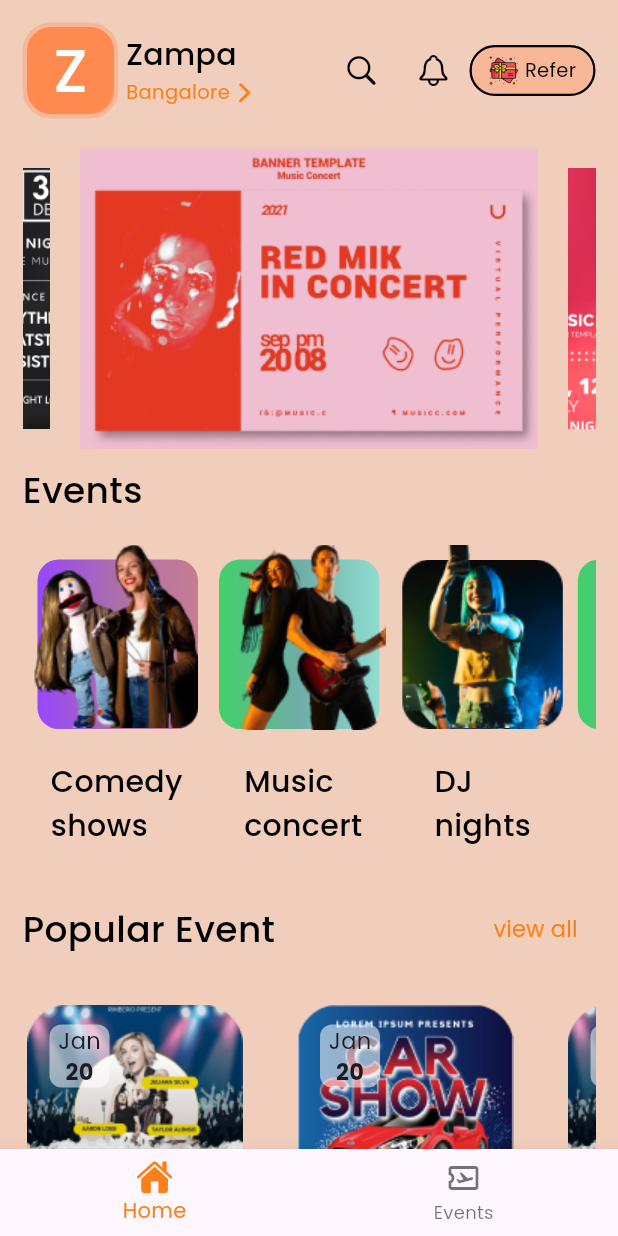
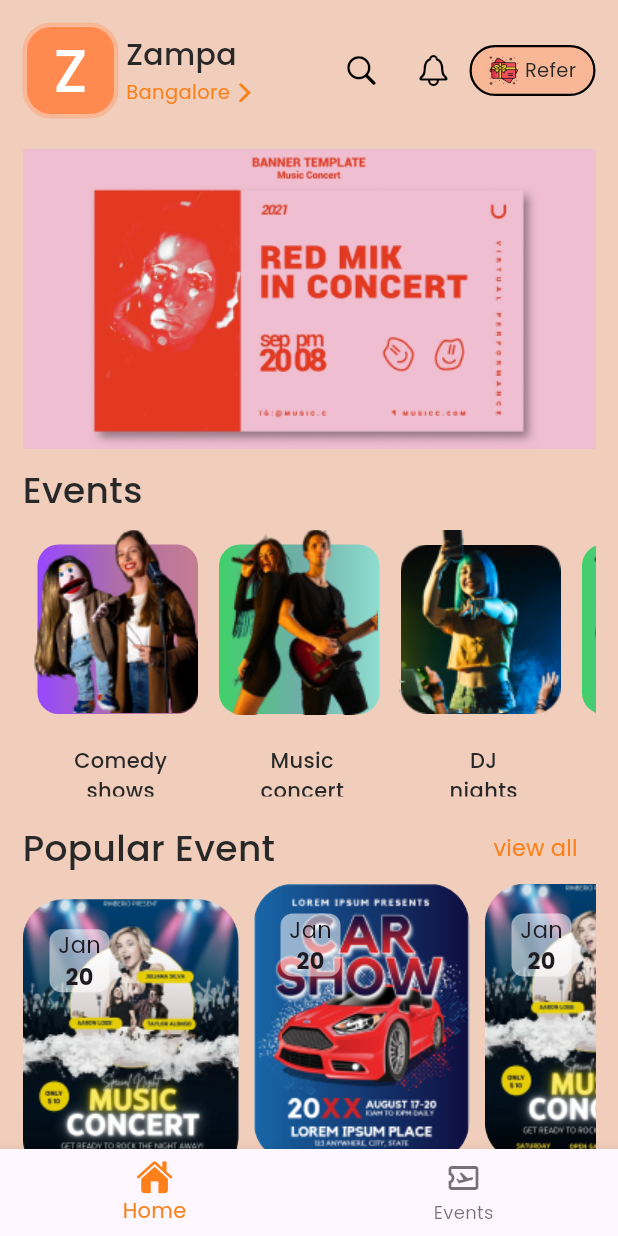
Before and after one commit to Sahi552/BookMyTicket, a Flutter app: the screen it shows after launch, on a phone screen of 412 x 824 dp. Run offline on Flutter 3.47's test engine with Material 3 defaults, Android fonts, the phone set to English and light mode, and no system bars; drawn by our look-alikes of carousel_slider.

Commit message:
eleventh commit

```diff
--- a/lib/utils/theme.dart
+++ b/lib/utils/theme.dart
@@ -7,7 +7,7 @@ class AppTheme {
   static Color iconBoxColor = Color(0xFFFF8A50);
   static Color footerColor = Color(0xFFFC8019);
   static Color iconTextColor = Colors.white;
-  static Color headingColor = Colors.black;
+  static Color headingColor = Color(0xff282828);
 
   //styles
   static TextStyle iconText = TextStyle(
@@ -35,8 +35,27 @@ class AppTheme {
   );
 
   static TextStyle eventText = TextStyle(
-    fontSize: 20,
+    fontSize: 14,
     color: headingColor,
     fontWeight: FontWeight.w500,
   );
+
+  static TextStyle eventFooter = TextStyle(
+    fontSize: 10,
+    color: Color(0xff808080),
+    fontWeight: FontWeight.w300,
+  );
+
+  static TextStyle premiumoffer = TextStyle(
+    fontSize: 15,
+    color: headingColor,
+    fontWeight: FontWeight.w300,
+  );
+
+  static TextStyle premiumhighlights = TextStyle(
+    fontSize: 20,
+    color: Color(0xff8B39FF),
+    fontWeight: FontWeight.w700,
+
+  );
 }
--- a/lib/view/pages/home_screen.dart
+++ b/lib/view/pages/home_screen.dart
@@ -37,11 +37,9 @@ class _HomeScreenState extends State<HomeScreen> {
               "Events",
               style: AppTheme.heading,
             ),
-            SizedBox(height: 20),
+            SizedBox(height: 10),
             Event(),
-            SizedBox(height: 20),
             Expand(event: "Popular Event", expand: () {}),
-            SizedBox(height: 20),
             PopularEvent(),
             SizedBox(height: 20),
             PremiumContainer(),
@@ -50,7 +48,6 @@ class _HomeScreenState extends State<HomeScreen> {
             Freeevent(),
             SizedBox(height: 20),
             Expand(event: "Watched Event", expand: () {}),
-            SizedBox(height: 20),
             Watchedevent(),
             SizedBox(height: 20),
             Row(
--- a/lib/view/widgets/event.dart
+++ b/lib/view/widgets/event.dart
@@ -18,7 +18,7 @@ class Event extends StatelessWidget {
           children: [
             Events(
               eventImage: Assest.event1,
-              eventText: "Comedy \nshows",
+              eventText: "Comedy shows",
               gratient1: Color(0xff9747FF),
               gratient2: Color(0xffAD6FA6),
               gratient3: Color(0xffC67D93),
@@ -26,29 +26,29 @@ class Event extends StatelessWidget {
             ),
             Events(
               eventImage: Assest.event2,
-              eventText: "Music \nconcert",
+              eventText: "Music concert",
               gratient1: Color(0xff40D169),
               gratient2: Color(0xff6FADA7),
               gratient3: Color(0xff8FDDD0),
-              offset: Offset(3, -16),
+              offset: Offset(-2, -16),
             ),
             Events(
               eventImage: Assest.event3_2,
-              eventText: "DJ \nnights",
+              eventText: "DJ nights",
               gratient1: Color(0xff9747FF),
               gratient2: Color(0xffAD6FA6),
               gratient3: Color(0xffC67D93),
-              offset: Offset(3, -23),
+              offset: Offset(-15, -23),
               eventoptional: true,
               optional: Assest.event3_1,
             ),
             Events(
               eventImage: Assest.event2,
-              eventText: "Music \nconcert",
+              eventText: "Music concert",
               gratient1: Color(0xff40D169),
               gratient2: Color(0xff6FADA7),
               gratient3: Color(0xff8FDDD0),
-              offset: Offset(3, -16),
+              offset: Offset(-2, -16),
             ),
           ],
         ),
@@ -106,14 +106,21 @@ class Events extends StatelessWidget {
                   child: Image.asset(
                     eventImage,
                     height: 134,
-                    )),
+                    width: 111,
+                  ),
+                ),
               ),
             ),
           ],
         ),
-        Text(
+        SizedBox(
+          height: 34,
+          width: 65,
+          child: Text(
             eventText,
             style: AppTheme.eventText,
+            textAlign: TextAlign.center,
+          ),
         )
       ],
     );
--- a/lib/view/widgets/eventview.dart
+++ b/lib/view/widgets/eventview.dart
@@ -24,10 +24,10 @@ class PopEvents extends StatelessWidget {
         Stack(
           children: [
             Container(
-              width: 150,
-              height: 200,
+              width: 144,
+              height: 186,
               decoration: BoxDecoration(
-                borderRadius: BorderRadius.circular(25),
+                borderRadius: BorderRadius.circular(27),
                 image: DecorationImage(
                   image: AssetImage(
                     image,
@@ -63,13 +63,19 @@ class PopEvents extends StatelessWidget {
             )
           ],
         ),
-        Text(
-          concert,
-          style: AppTheme.heading.copyWith(fontSize: 19),
+        SizedBox(
+          width: 100,
+          child: Text(
+            concert,
+            style: AppTheme.eventText.copyWith(fontSize: 15),
+          ),
         ),
-        Text(
-          area,
-          style: TextStyle(fontSize: 16, fontWeight: FontWeight.w300),
+        SizedBox(
+          width: 117,
+          child: Text(
+            area,
+            style: AppTheme.eventFooter,
+          ),
         ),
       ],
     );
--- a/lib/view/widgets/freeevent.dart
+++ b/lib/view/widgets/freeevent.dart
@@ -15,21 +15,21 @@ class Freeevent extends StatelessWidget {
           PopEvents(
             image: Assest.freeevent1,
             concert: "workshop",
-            area: "Bangalore, karnataka",
+            area: "Bangalore, karnataka Workshop",
             month: "Jan",
             date: 29,
           ),
           PopEvents(
             image: Assest.freeevent2,
             concert: "Business ",
-            area: "Bangalore, karnataka",
+            area: "Bangalore, karnataka Workshop",
             month: "feb",
             date: 23,
           ),
           PopEvents(
             image: Assest.freeevent1,
             concert: "Hactive",
-            area: "Bangalore, karnataka",
+            area: "Bangalore, karnataka Workshop",
             month: "feb",
             date: 23,
           )
--- a/lib/view/widgets/popular_event.dart
+++ b/lib/view/widgets/popular_event.dart
@@ -14,21 +14,21 @@ class PopularEvent extends StatelessWidget {
         children: [
           PopEvents(
             image: Assest.popevent1,
-            area: "Bangalore karnataka \nconcert",
+            area: "Bangalore karnataka concert",
             concert: "MUSIC KA 24",
             month: "Jan",
             date: 20,
           ),
           PopEvents(
             image: Assest.popevent2,
-            area: "Bangalore karnataka \nconcert",
+            area: "Bangalore karnataka show",
             concert: "CAR SHOW KA",
             month: "Jan",
             date: 20,
           ),
           PopEvents(
             image: Assest.popevent1,
-            area: "Bangalore karnataka \nconcert",
+            area: "Bangalore karnataka comedy",
             concert: "Comedy KA 24",
             month: "Jan",
             date: 20,
--- a/lib/view/widgets/premium_container.dart
+++ b/lib/view/widgets/premium_container.dart
@@ -1,4 +1,5 @@
 import 'package:bookmyticket/utils/assest.dart';
+import 'package:bookmyticket/utils/theme.dart';
 import 'package:flutter/material.dart';
 
 class PremiumContainer extends StatelessWidget {
@@ -28,20 +29,15 @@ class PremiumContainer extends StatelessWidget {
               children: [
                 Text(
                   "Get Premium",
-                  style: TextStyle(fontSize: 16, fontWeight: FontWeight.w500),
+                  style: AppTheme.eventText.copyWith(fontSize: 14),
                 ),
                 RichText(
                   text: TextSpan(
                       text: "50% off for every ",
-                      style:
-                          TextStyle(fontSize: 15, fontWeight: FontWeight.w300),
+                      style: AppTheme.premiumoffer,
                       children: [
                         TextSpan(
-                            text: "ticket's",
-                            style: TextStyle(
-                                fontSize: 20,
-                                fontWeight: FontWeight.w700,
-                                color: Colors.deepPurpleAccent))
+                            text: "ticket's", style: AppTheme.premiumhighlights)
                       ]),
                 ),
                 SizedBox(height: 4),
--- a/lib/view/widgets/template.dart
+++ b/lib/view/widgets/template.dart
@@ -17,7 +17,7 @@ class Template extends StatelessWidget {
         autoPlayAnimationDuration: Duration(milliseconds: 800),
         autoPlayCurve: Curves.fastOutSlowIn,
         enableInfiniteScroll: true,
-        viewportFraction: 0.8,
+        viewportFraction: 1,
       ),
       items: [
         Container(
```
Lines whose indentation alone changed are shown as unchanged.
